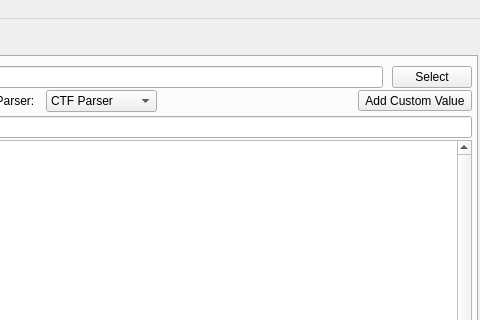
Old version of the form mainwindow.ui in the repository BlueQuartzSoftware/MetaForge; both pictures show x 736 to 1216 and y 0 to 320 of the 1216 by 724 pixel window.
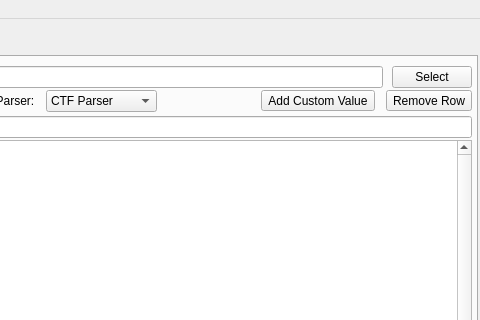
New version of the form. Icons and pictures are not drawn.

Commit message: Removing rows in Create mode sort of works. GUI needs to be "updated" to show the results.

What changed in the file:
```diff
--- a/mainwindow.ui
+++ b/mainwindow.ui
@@ -206,6 +206,19 @@
               </property>
              </widget>
             </item>
+            <item>
+             <widget class="QToolButton" name="removeCreateTableRowButton">
+              <property name="toolTip">
+               <string>Add a custom value to the template</string>
+              </property>
+              <property name="text">
+               <string>Remove Row</string>
+              </property>
+              <property name="toolButtonStyle">
+               <enum>Qt::ToolButtonTextBesideIcon</enum>
+              </property>
+             </widget>
+            </item>
            </layout>
           </item>
          </layout>
```
Left out of the diff: 70 changed lines with no effect on the pictures. The commit also changes 4 other files.
